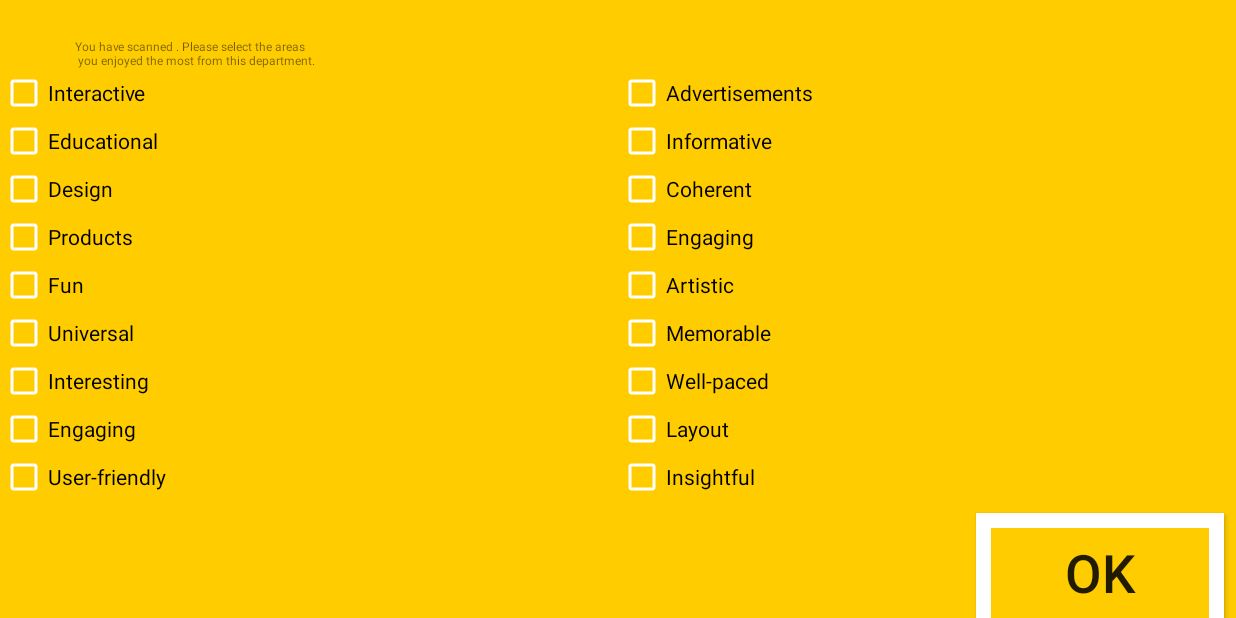
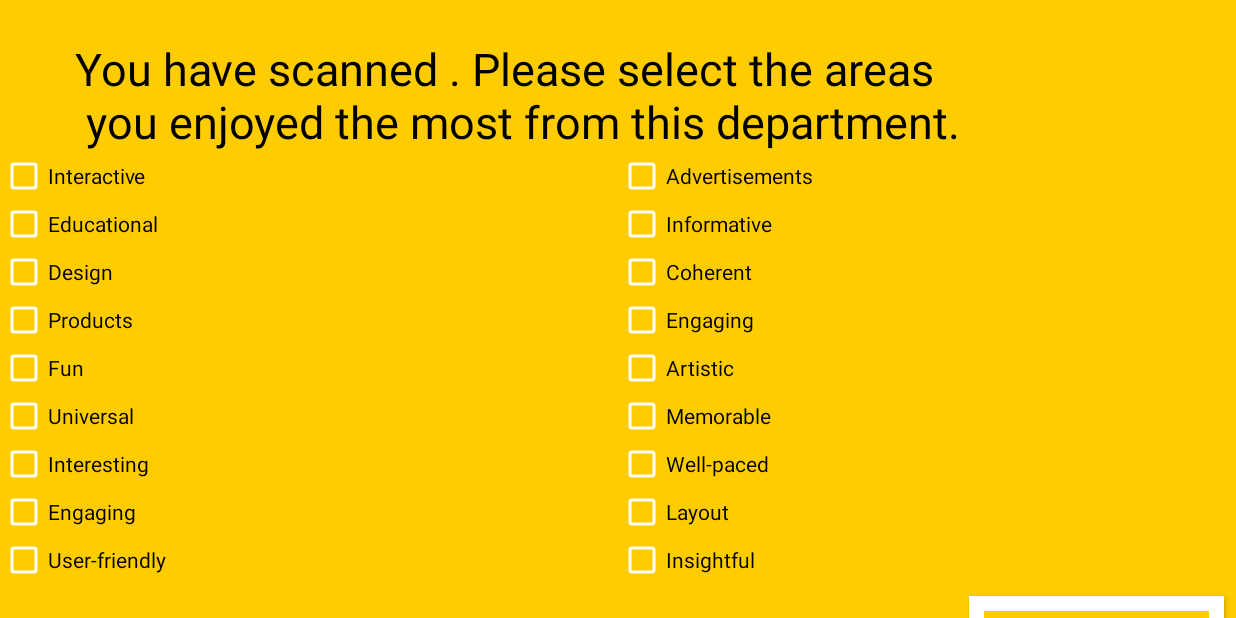
Before and after one commit to smartlearner1520/FeedbackCounter, an Android app: the FeedbackPage screen opened directly, with no data from a screen before it, on a phone screen of 824 x 412 dp (held sideways). Run offline under Robolectric (Android 15) with nearby library versions, the phone set to English and light mode, and no system bars.

Commit message:
need to test on screen

```diff
--- a/app/src/main/res/layout/enter_page.xml
+++ b/app/src/main/res/layout/enter_page.xml
@@ -9,7 +9,7 @@
 
     <Button
         android:id="@+id/b3"
-        android:layout_width="165dp"
+        android:layout_width="170dp"
         android:layout_height="80dp"
         android:layout_marginBottom="8dp"
         android:layout_marginEnd="8dp"
@@ -17,7 +17,7 @@
         android:layout_marginTop="8dp"
         android:text="OK"
         android:textSize="35dp"
-        android:backgroundTint="#FFCC00"
+        android:background="@drawable/buttonstyle"
         app:layout_constraintBottom_toBottomOf="parent"
         app:layout_constraintEnd_toEndOf="parent"
         app:layout_constraintHorizontal_bias="0.961"
--- a/app/src/main/res/layout/feedback_page.xml
+++ b/app/src/main/res/layout/feedback_page.xml
@@ -16,7 +16,8 @@
             android:id="@+id/t1"
             android:layout_width="wrap_content"
             android:layout_height="wrap_content"
-            android:textSize="8dp"
+            android:textSize="30dp"
+            android:textColor="#000000"
             android:layout_marginLeft="50dp"
             android:layout_marginTop="25dp"/>
 
@@ -223,7 +224,7 @@
 
     <Button
         android:id="@+id/b1"
-        android:layout_width="165dp"
+        android:layout_width="170dp"
         android:layout_height="80dp"
         android:layout_marginBottom="10dp"
         android:layout_marginEnd="8dp"
--- a/app/src/main/res/layout/resultpage.xml
+++ b/app/src/main/res/layout/resultpage.xml
@@ -4,6 +4,7 @@
     xmlns:tools="http://schemas.android.com/tools"
     android:layout_width="match_parent"
     android:layout_height="match_parent"
+    android:background="#FFCC00"
     tools:context=".ResultPage">
 
     <TextView
@@ -14,6 +15,7 @@
         android:layout_marginEnd="8dp"
         android:layout_marginStart="8dp"
         android:layout_marginTop="8dp"
+        android:textColor="#000000"
         android:text="Thank you for participating in this feedback session! \n\nHere are the result of the visitors' experience for this exhibition. How do yours compare?"
         android:textSize="30dp"
         app:layout_constraintBottom_toBottomOf="parent"
```
